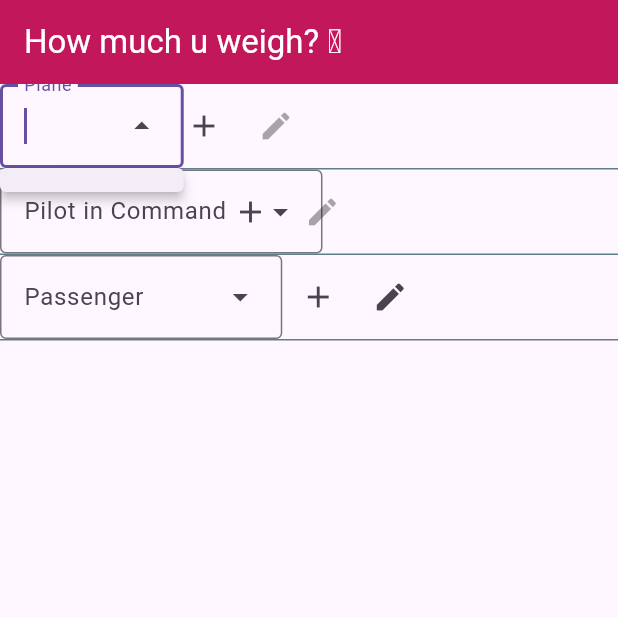
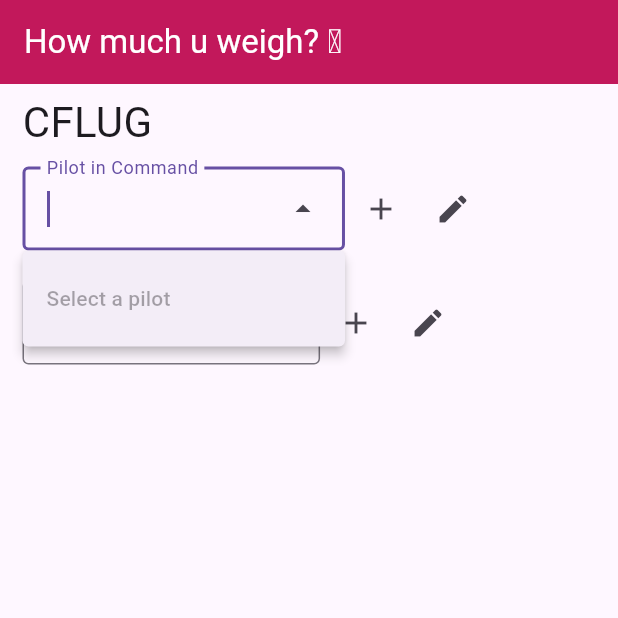
Before and after one commit to gabor6502/WBX, a Flutter app: the screen it shows after launch, after a tap on the "arrow drop down" icon, on a phone screen of 412 x 824 dp, the top half of it. Run offline on Flutter 3.47's test engine with Material 3 defaults, Android fonts, the phone set to English and light mode, and no system bars.

Commit message:
specialized to use case for Manitoba 99s flying group, also defined layout for text areas and dropdowns

```diff
--- a/lib/WB/dropdown_editable.dart
+++ b/lib/WB/dropdown_editable.dart
@@ -1,9 +1,10 @@
 import 'package:flutter/material.dart';
 import 'package:wbx/WB/wb_text_entries.dart';
+import 'package:wbx/model/item.dart';
 
 enum Operation { select, edit, add }
 
-class DropdownEditable<T> extends StatefulWidget {
+class DropdownEditable<T extends Item> extends StatefulWidget {
   final List<T> list;
   final String label;
 
@@ -13,7 +14,7 @@ class DropdownEditable<T> extends StatefulWidget {
   State<DropdownEditable> createState() => _DropdownEditableState<T>();
 }
 
-class _DropdownEditableState<T> extends State<DropdownEditable> {
+class _DropdownEditableState<T extends Item> extends State<DropdownEditable> {
   Operation currOpp = Operation.select;
 
   // based on current operation, edit or add some data point for weight and balance
@@ -44,18 +45,21 @@ class _DropdownEditableState<T> extends State<DropdownEditable> {
   @override
   Widget build(BuildContext context) {
     return Container(
-      decoration: BoxDecoration(
-        border: Border(bottom: BorderSide(color: Colors.blueGrey)),
-      ),
+      margin: EdgeInsets.symmetric(vertical: 5),
+      padding: EdgeInsets.symmetric(vertical: 5),
       child: Column(
         children: [
           Row(
             children: [
-              DropdownMenu<T>(
+              DropdownMenu<Item>(
                 requestFocusOnTap: true,
                 label: Text(widget.label),
                 dropdownMenuEntries: widget.list.map((elem) {
-                  return DropdownMenuEntry<T>(value: elem, label: elem.name);
+                  return DropdownMenuEntry<Item>(
+                    value: elem,
+                    label: elem.name,
+                    enabled: elem.weight > 0,
+                  );
                 }).toList(),
                 enabled: currOpp == Operation.select,
               ),
--- a/lib/WB/wb_text_entries.dart
+++ b/lib/WB/wb_text_entries.dart
@@ -22,7 +22,13 @@ class _WbTextEntriesState extends State<WbTextEntries> {
 
   @override
   Widget build(BuildContext context) {
-    return Row(
+    return Container(
+      padding: EdgeInsets.symmetric(horizontal: 5),
+      decoration: BoxDecoration(
+        border: Border(left: BorderSide(width: 6, color: Colors.pink.shade700)),
+      ),
+      child: Column(
+        crossAxisAlignment: CrossAxisAlignment.start,
         children: [
           TextField(
             controller: _nameEditingController,
@@ -46,6 +52,8 @@ class _WbTextEntriesState extends State<WbTextEntries> {
               hintText: "Enter weight",
             ),
           ),
+          Row(
+            children: [
               IconButton(
                 // save changes
                 onPressed: () {
@@ -61,6 +69,9 @@ class _WbTextEntriesState extends State<WbTextEntries> {
                 icon: Icon(Icons.cancel),
               ),
             ],
+          ),
+        ],
+      ),
     );
   }
 }
--- a/lib/WB/weight_and_balance.dart
+++ b/lib/WB/weight_and_balance.dart
@@ -2,7 +2,6 @@ import 'package:flutter/material.dart';
 import 'package:wbx/WB/dropdown_editable.dart';
 import '../model/pilot.dart';
 import '../model/person.dart';
-import '../model/plane.dart';
 
 class WeightAndBalance extends StatefulWidget {
   const WeightAndBalance({super.key});
@@ -12,14 +11,14 @@ class WeightAndBalance extends StatefulWidget {
 }
 
 class _WeightAndBalanceState extends State<WeightAndBalance> {
-  List<Plane> emptyStubPlanes = [];
+  /*List<Plane> emptyStubPlanes = [];
   List<Plane> stubPlanes = [
     Plane("CFLUG", 1039),
     Plane("CFMRG", 1200),
     Plane("CGHEY", 1000),
-  ];
+  ];*/
 
-  List<Pilot> emptyStubPilots = [];
+  List<Pilot> emptyStubPilots = [Pilot("Select a pilot", 0)];
   List<Pilot> stubPilots = [
     Pilot("Iyla <3", 120),
     Pilot("Amelia", 140),
@@ -29,7 +28,7 @@ class _WeightAndBalanceState extends State<WeightAndBalance> {
     Pilot("Sully", 150),
   ];
 
-  List<Person> emptyStubPassengers = [Person.noPassenger];
+  List<Person> emptyStubPassengers = [Person("Select a person", 0)];
   List<Person> stubPassengers = [
     Person.noPassenger,
     Person("Elan", 160),
@@ -39,14 +38,18 @@ class _WeightAndBalanceState extends State<WeightAndBalance> {
 
   @override
   Widget build(BuildContext context) {
-    return Column(
+    return Container(
+      padding: EdgeInsetsDirectional.symmetric(vertical: 5, horizontal: 15),
+      child: Column(
         crossAxisAlignment: CrossAxisAlignment.start,
         children: [
+          /*
           DropdownEditable<Plane>(
             key: UniqueKey(),
-          list: emptyStubPlanes,
+            list: stubPlanes,
             label: "Plane",
-        ),
+          ),*/
+          Text("CFLUG", style: TextStyle(fontSize: 28)),
           DropdownEditable<Pilot>(
             key: UniqueKey(),
             list: emptyStubPilots,
@@ -58,6 +61,7 @@ class _WeightAndBalanceState extends State<WeightAndBalance> {
             label: "Passenger",
           ),
         ],
+      ),
     );
   }
 }
```
Lines whose indentation alone changed are shown as unchanged.
